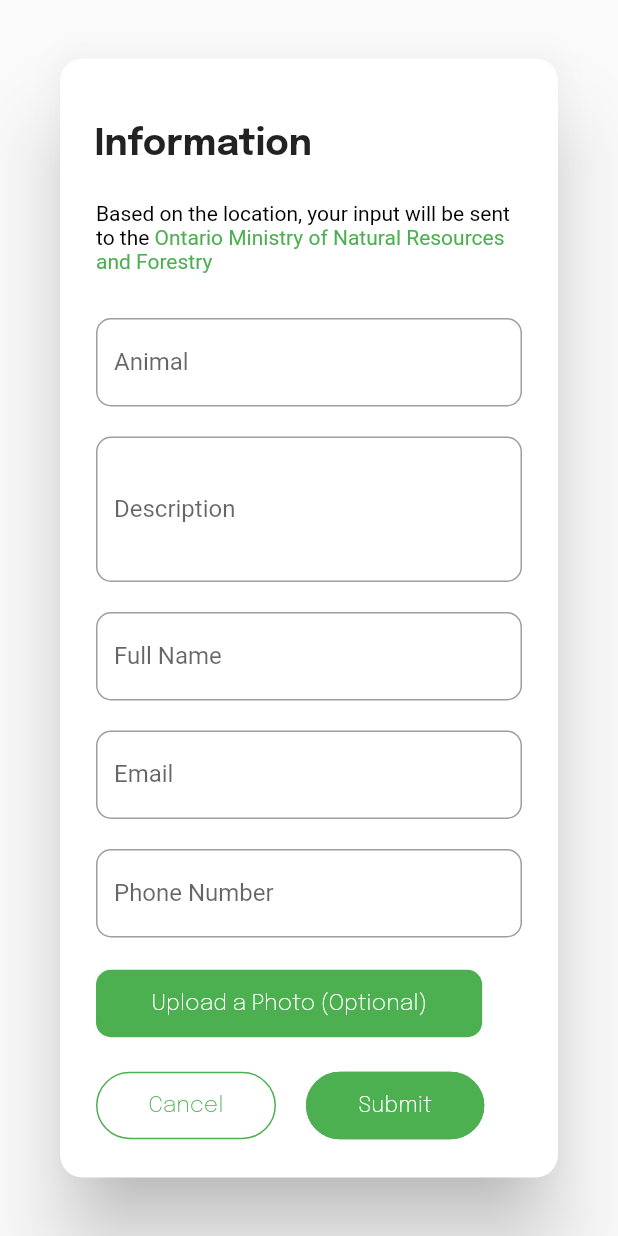
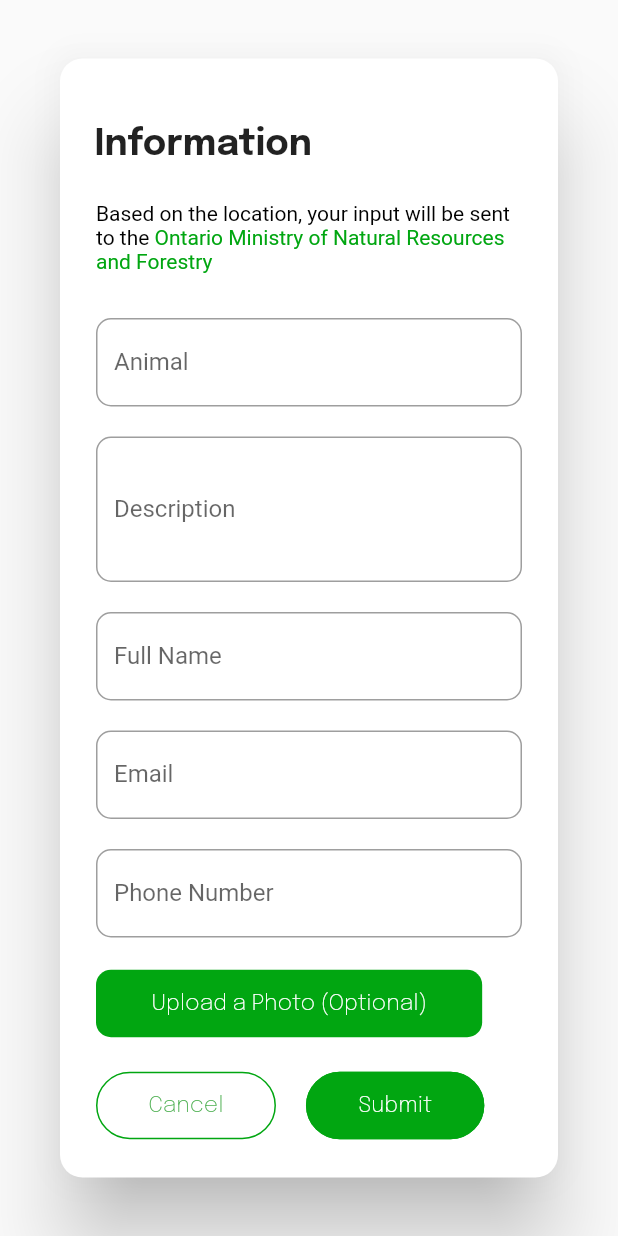
Before and after one commit to m-sauder/mapwatch, a Flutter app: the CustomInfoDialog widget shown alone on an empty page, opened directly, on a phone screen of 412 x 824 dp. Run offline on Flutter 3.47's test engine with Material 2 defaults, Android fonts, the phone set to English and light mode, and no system bars; our stand-ins replace cloud_firestore, firebase_core, flutter_hooks, flutter_map, flutter_spinkit, google_fonts and 3 more; missing offline and left inert: flutter_map_location; accounts and stored records are empty.

Commit message:
Map dialogue's for submitting animal info

```diff
--- a/lib/components/custom_info_dialog.dart
+++ b/lib/components/custom_info_dialog.dart
@@ -71,7 +71,7 @@ class _CustomInfoDialogState extends State<CustomInfoDialog> with SingleTickerPr
                     TextSpan(text: 'Based on the location, your input will be sent to the'),
                     TextSpan(
                       text: ' Ontario Ministry of Natural Resources and Forestry',
-                      style: TextStyle(color: Colors.green),
+                      style: TextStyle(color: CustomColorScheme.primaryColor),
                     ),
                   ],
                 ),
@@ -82,7 +82,7 @@ class _CustomInfoDialogState extends State<CustomInfoDialog> with SingleTickerPr
                 decoration: InputDecoration(
                   border: OutlineInputBorder(
                     borderRadius: BorderRadius.circular(10),
-                    borderSide: BorderSide(color: Colors.green),
+                    borderSide: BorderSide(color: CustomColorScheme.primaryColor),
                   ),
                   labelText: 'Animal',
                   fillColor: Colors.grey,
@@ -95,7 +95,7 @@ class _CustomInfoDialogState extends State<CustomInfoDialog> with SingleTickerPr
                 decoration: InputDecoration(
                   border: OutlineInputBorder(
                     borderRadius: BorderRadius.circular(10),
-                    borderSide: BorderSide(color: Colors.green),
+                    borderSide: BorderSide(color: CustomColorScheme.primaryColor),
                   ),
                   labelText: 'Description',
                   fillColor: Colors.grey,
@@ -107,7 +107,7 @@ class _CustomInfoDialogState extends State<CustomInfoDialog> with SingleTickerPr
                 decoration: InputDecoration(
                   border: OutlineInputBorder(
                     borderRadius: BorderRadius.circular(10),
-                    borderSide: BorderSide(color: Colors.green),
+                    borderSide: BorderSide(color: CustomColorScheme.primaryColor),
                   ),
                   labelText: 'Full Name',
                   fillColor: Colors.grey,
@@ -119,7 +119,7 @@ class _CustomInfoDialogState extends State<CustomInfoDialog> with SingleTickerPr
                 decoration: InputDecoration(
                   border: OutlineInputBorder(
                     borderRadius: BorderRadius.circular(10),
-                    borderSide: BorderSide(color: Colors.green),
+                    borderSide: BorderSide(color: CustomColorScheme.primaryColor),
                   ),
                   labelText: 'Email',
                   fillColor: Colors.grey,
@@ -131,7 +131,7 @@ class _CustomInfoDialogState extends State<CustomInfoDialog> with SingleTickerPr
                 decoration: InputDecoration(
                   border: OutlineInputBorder(
                     borderRadius: BorderRadius.circular(10),
-                    borderSide: BorderSide(color: Colors.green),
+                    borderSide: BorderSide(color: CustomColorScheme.primaryColor),
                   ),
                   labelText: 'Phone Number',
                   fillColor: Colors.grey,
@@ -139,11 +139,11 @@ class _CustomInfoDialogState extends State<CustomInfoDialog> with SingleTickerPr
               ),
               SizedBox(height: 20),
               ElevatedButton(
-                onPressed: widget.onSubmitPressed,
+                onPressed: () {},
                 style: ButtonStyle(
                   padding: MaterialStateProperty.all(EdgeInsets.symmetric(vertical: 15, horizontal: 37)),
                   shadowColor: MaterialStateProperty.all<Color>(Colors.transparent),
-                  backgroundColor: MaterialStateProperty.all<Color>(Colors.green),
+                  backgroundColor: MaterialStateProperty.all<Color>(CustomColorScheme.primaryColor),
                   shape: MaterialStateProperty.all(
                     RoundedRectangleBorder(
                       borderRadius: BorderRadius.circular(10),
@@ -162,7 +162,7 @@ class _CustomInfoDialogState extends State<CustomInfoDialog> with SingleTickerPr
               Row(
                 children: [
                   ElevatedButton(
-                    onPressed: widget.onSubmitPressed,
+                    onPressed: widget.onCancelPressed,
                     style: ButtonStyle(
                       padding: MaterialStateProperty.all(EdgeInsets.symmetric(vertical: 15, horizontal: 35)),
                       shadowColor: MaterialStateProperty.all<Color>(Colors.transparent),
@@ -170,7 +170,7 @@ class _CustomInfoDialogState extends State<CustomInfoDialog> with SingleTickerPr
                       shape: MaterialStateProperty.all(
                         RoundedRectangleBorder(
                           borderRadius: BorderRadius.circular(40),
-                          side: BorderSide(color: Colors.green),
+                          side: BorderSide(color: CustomColorScheme.primaryColor),
                         ),
                       ),
                     ),
@@ -189,11 +189,11 @@ class _CustomInfoDialogState extends State<CustomInfoDialog> with SingleTickerPr
                     style: ButtonStyle(
                       padding: MaterialStateProperty.all(EdgeInsets.symmetric(vertical: 15, horizontal: 35)),
                       shadowColor: MaterialStateProperty.all<Color>(Colors.transparent),
-                      backgroundColor: MaterialStateProperty.all<Color>(Colors.green),
+                      backgroundColor: MaterialStateProperty.all<Color>(CustomColorScheme.primaryColor),
                       shape: MaterialStateProperty.all(
                         RoundedRectangleBorder(
                           borderRadius: BorderRadius.circular(40),
-                          side: BorderSide(color: Colors.green),
+                          side: BorderSide(color: CustomColorScheme.primaryColor),
                         ),
                       ),
                     ),
--- a/lib/constants.dart
+++ b/lib/constants.dart
@@ -10,6 +10,6 @@ class Constants {
 }
 
 class CustomColorScheme {
-  static final Color primaryColor = Color(0xFF80BE5A);
+  static final Color primaryColor = Color(0xFF01A611);
   static final Color black = Colors.black;
 }
```
Also changed, not shown: lib/components/custom_success_dialog.dart (+12 -35 lines), lib/pages/main_page.dart (+11 -1 lines).
